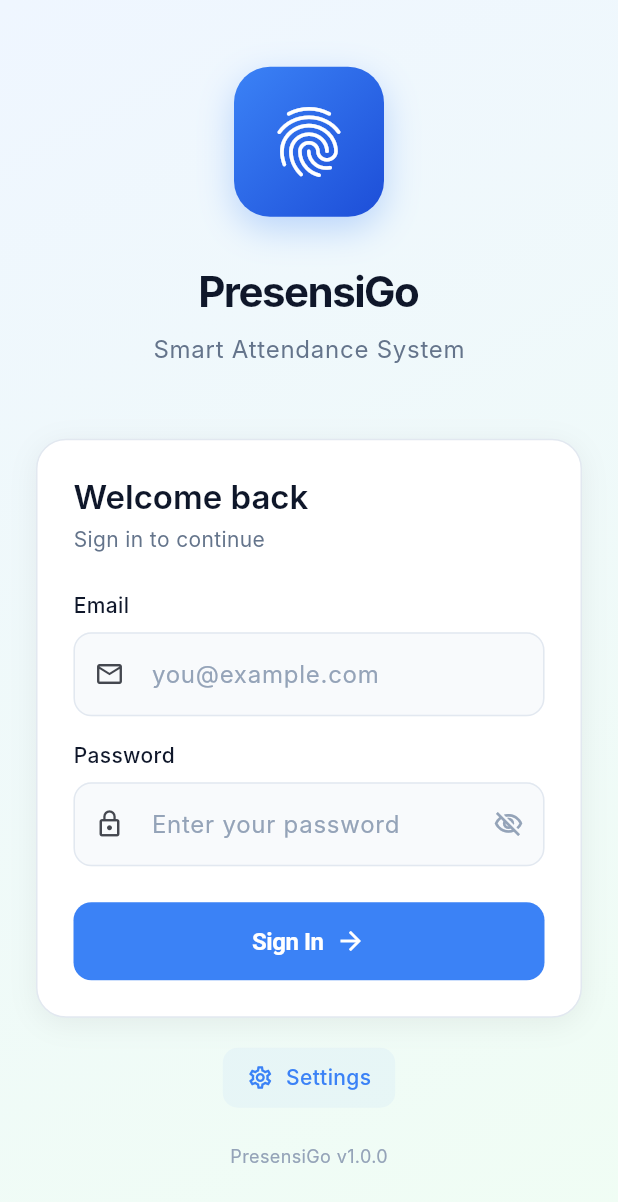
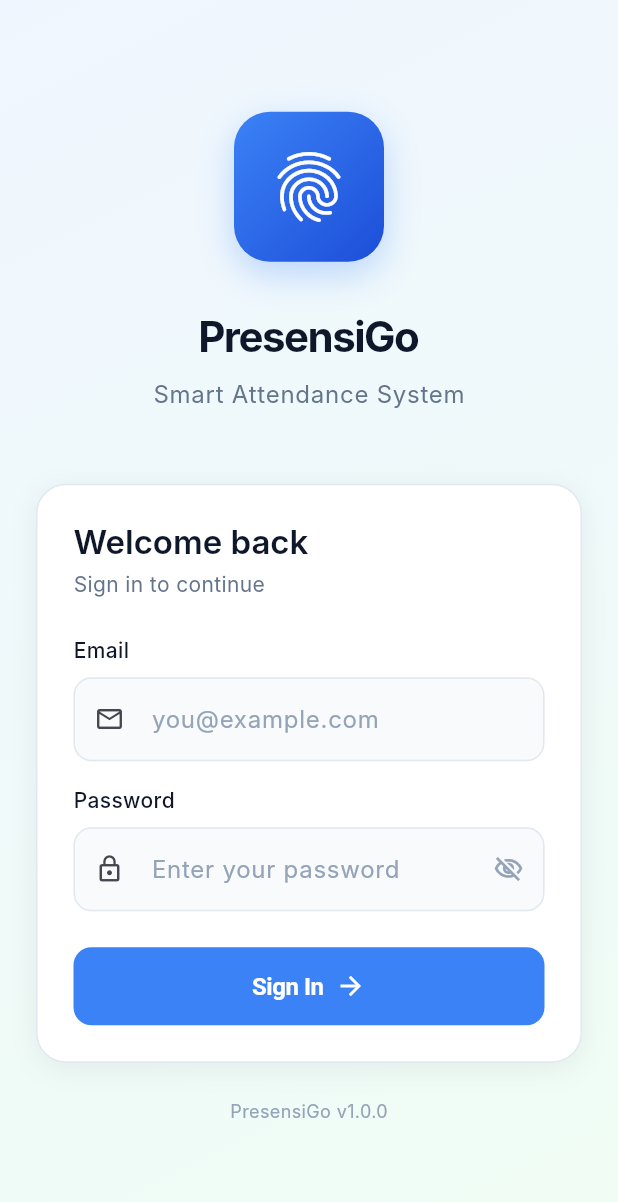
Before and after one commit to AmirulJusticia0507/PresensiGo, a Flutter app: the screen it shows after launch, on a phone screen of 412 x 824 dp. Shown: the top 1202 px of the screen. Run offline on Flutter 3.47's test engine with Material 3 defaults, Android fonts, the phone set to English and light mode, and no system bars; our stand-ins replace geolocator, local_auth, shared_preferences; accounts and stored records are empty; Roboto replaces fonts that are missing (Inter).

Commit message:
fix: login screen with fingerprint button and settings in dashboard
- Add fingerprint login button on login screen (visible when enabled)
- Remove settings link from login screen
- Settings accessible only from attendance dashboard
- Auto-prompt biometric when enabled on login

```diff
--- a/presensigo_mobile/lib/features/auth/screens/login_screen.dart
+++ b/presensigo_mobile/lib/features/auth/screens/login_screen.dart
@@ -58,23 +58,6 @@ class _LoginScreenState extends State<LoginScreen> with SingleTickerProviderStat
       _biometricEnabled = enabled;
       _biometricName = name;
     });
-
-    // Auto-prompt biometric if enabled and available
-    if (enabled && available) {
-      Future.delayed(const Duration(milliseconds: 500), () {
-        if (mounted) _biometricLogin();
-      });
-    }
-  }
-
-  Future<void> _biometricLogin() async {
-    final authenticated = await BiometricService.authenticate(
-      reason: 'Authenticate to sign in to PresensiGo',
-    );
-
-    if (authenticated && mounted) {
-      _navigateToAttendance();
-    }
   }
 
   void _navigateToAttendance() {
@@ -87,6 +70,16 @@ class _LoginScreenState extends State<LoginScreen> with SingleTickerProviderStat
         },
       ),
     );
+  }
+
+  Future<void> _biometricLogin() async {
+    final authenticated = await BiometricService.authenticate(
+      reason: 'Authenticate to sign in to PresensiGo',
+    );
+
+    if (authenticated && mounted) {
+      _navigateToAttendance();
+    }
   }
 
   Future<void> _login() async {
@@ -145,7 +138,7 @@ class _LoginScreenState extends State<LoginScreen> with SingleTickerProviderStat
                 child: Column(
                   mainAxisAlignment: MainAxisAlignment.center,
                   children: [
-                    // Logo with gradient background
+                    // Logo
                     Container(
                       width: 100,
                       height: 100,
@@ -214,7 +207,7 @@ class _LoginScreenState extends State<LoginScreen> with SingleTickerProviderStat
                             ),
                             const SizedBox(height: 24),
 
-                            // Email field
+                            // Email
                             Text(
                               'Email',
                               style: TextStyle(
@@ -243,7 +236,7 @@ class _LoginScreenState extends State<LoginScreen> with SingleTickerProviderStat
                             ),
                             const SizedBox(height: 16),
 
-                            // Password field
+                            // Password
                             Text(
                               'Password',
                               style: TextStyle(
@@ -321,80 +314,30 @@ class _LoginScreenState extends State<LoginScreen> with SingleTickerProviderStat
                                       ),
                               ),
                             ),
-                          ],
-                        ),
-                      ),
-                    ),
 
-                    // Biometric login button
+                            // Fingerprint button (show if biometric enabled)
                             if (_biometricAvailable && _biometricEnabled) ...[
-                      const SizedBox(height: 20),
-                      GestureDetector(
-                        onTap: _biometricLogin,
-                        child: Container(
-                          padding: const EdgeInsets.symmetric(horizontal: 24, vertical: 14),
-                          decoration: BoxDecoration(
-                            color: Colors.white,
-                            borderRadius: BorderRadius.circular(12),
-                            border: Border.all(color: AppTheme.borderColor),
-                            boxShadow: AppShadows.small,
-                          ),
-                          child: Row(
-                            mainAxisSize: MainAxisSize.min,
-                            children: [
-                              Icon(
+                              const SizedBox(height: 16),
+                              SizedBox(
+                                width: double.infinity,
+                                height: 52,
+                                child: OutlinedButton.icon(
+                                  onPressed: _biometricLogin,
+                                  icon: Icon(
                                     _biometricName == 'Face ID' ? Icons.face_rounded : Icons.fingerprint,
                                     size: 24,
-                                color: AppTheme.primaryColor,
                                   ),
-                              const SizedBox(width: 10),
-                              Text(
-                                'Login with $_biometricName',
-                                style: const TextStyle(
-                                  fontSize: 15,
-                                  fontWeight: FontWeight.w600,
-                                  color: AppTheme.primaryColor,
+                                  label: Text('Login with $_biometricName'),
+                                  style: OutlinedButton.styleFrom(
+                                    foregroundColor: AppTheme.primaryColor,
+                                    side: const BorderSide(color: AppTheme.primaryColor),
+                                    shape: RoundedRectangleBorder(
+                                      borderRadius: BorderRadius.circular(12),
                                     ),
-                              ),
-                            ],
                                   ),
                                 ),
                               ),
                             ],
-
-                    const SizedBox(height: 20),
-
-                    // Settings link
-                    GestureDetector(
-                      onTap: () {
-                        Navigator.push(
-                          context,
-                          MaterialPageRoute(builder: (_) => const SettingsScreen()),
-                        ).then((_) => _loadBiometricStatus());
-                      },
-                      child: Container(
-                        padding: const EdgeInsets.symmetric(horizontal: 16, vertical: 10),
-                        decoration: BoxDecoration(
-                          color: AppTheme.primaryColor.withOpacity(0.05),
-                          borderRadius: BorderRadius.circular(10),
-                        ),
-                        child: Row(
-                          mainAxisSize: MainAxisSize.min,
-                          children: [
-                            Icon(
-                              Icons.settings_outlined,
-                              size: 18,
-                              color: AppTheme.primaryColor,
-                            ),
-                            const SizedBox(width: 8),
-                            Text(
-                              'Settings',
-                              style: TextStyle(
-                                fontSize: 14,
-                                fontWeight: FontWeight.w500,
-                                color: AppTheme.primaryColor,
-                              ),
-                            ),
                           ],
                         ),
                       ),
```
Lines whose indentation alone changed are shown as unchanged.
